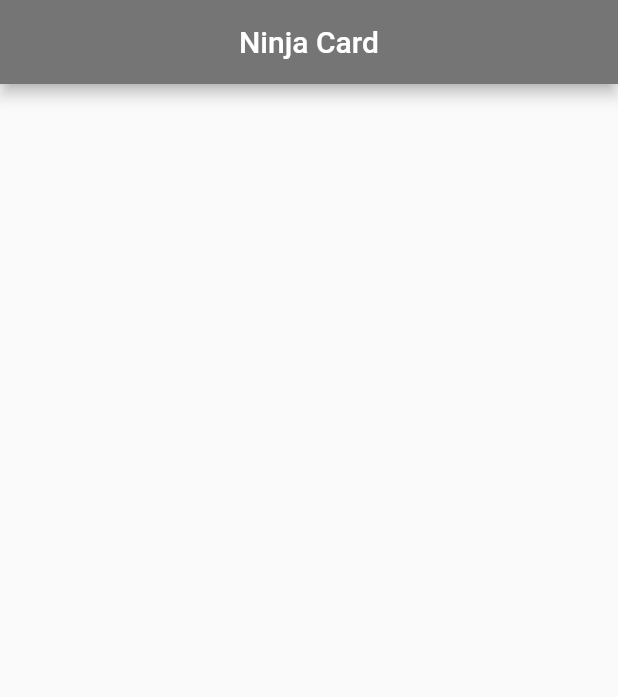
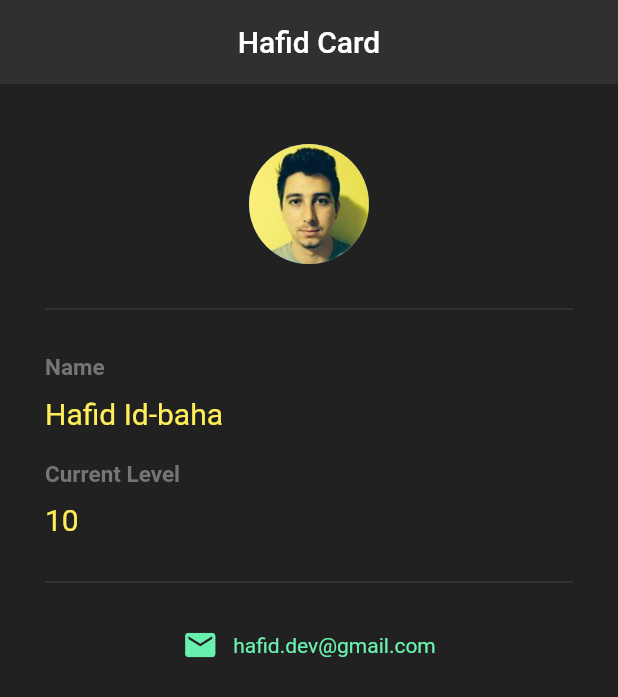
Before and after one commit to hafidid-baha/flutter-tuto, a Flutter app: the screen it shows after launch, on a phone screen of 412 x 824 dp. Shown: the top 697 px of the screen. Run offline on Flutter 3.47's test engine with Material 2 defaults, Android fonts, the phone set to English and light mode, and no system bars.

Commit message:
create hafid card application

```diff
--- a/ninjacard/lib/main.dart
+++ b/ninjacard/lib/main.dart
@@ -8,10 +8,85 @@ class Card extends StatelessWidget {
   Widget build(BuildContext context) {
     return MaterialApp(
       home: Scaffold(
+        backgroundColor: Colors.grey[900],
         appBar: AppBar(
-          title: Text("Ninja Card"),
+          title: Text("Hafid Card"),
           centerTitle: true,
-          backgroundColor: Colors.grey[600],
+          backgroundColor: Colors.grey[850],
+          elevation: 0.0,
+        ),
+        body: Padding(
+          padding: const EdgeInsets.fromLTRB(30, 40, 30, 40),
+          child: Column(
+            crossAxisAlignment: CrossAxisAlignment.start,
+            children: [
+              Center(
+                child: CircleAvatar(
+                  backgroundImage: AssetImage('assets/user.jpg'),
+                  radius: 40,
+                ),
+              ),
+              Divider(
+                height: 60,
+                color: Colors.grey[800],
+              ),
+              Text(
+                "Name",
+                style: TextStyle(
+                  fontWeight: FontWeight.bold,
+                  color: Colors.grey[600],
+                  fontSize: 15,
+                ),
+              ),
+              SizedBox(height: 10),
+              Text(
+                "Hafid Id-baha",
+                style: TextStyle(
+                  fontWeight: FontWeight.normal,
+                  color: Colors.yellow[400],
+                  fontSize: 20,
+                ),
+              ),
+              SizedBox(height: 20),
+              Text(
+                "Current Level",
+                style: TextStyle(
+                  fontWeight: FontWeight.bold,
+                  color: Colors.grey[600],
+                  fontSize: 15,
+                ),
+              ),
+              SizedBox(height: 10),
+              Text(
+                "10",
+                style: TextStyle(
+                  fontWeight: FontWeight.normal,
+                  color: Colors.yellow[400],
+                  fontSize: 20,
+                ),
+              ),
+              Divider(
+                height: 60,
+                color: Colors.grey[800],
+              ),
+              Row(
+                mainAxisAlignment: MainAxisAlignment.center,
+                children: [
+                  Icon(
+                    Icons.mail,
+                    color: Colors.greenAccent,
+                  ),
+                  SizedBox(width: 10),
+                  Text(
+                      "hafid.dev@gmail.com",
+                      style:TextStyle(
+                        color: Colors.greenAccent,
+                      ),
+                  ),
+                ],
+              )
+            ],
+          ),
         ),
       ),
     );
--- a/ninjacard/pubspec.yaml
+++ b/ninjacard/pubspec.yaml
@@ -45,9 +45,8 @@ flutter:
   uses-material-design: true
 
   # To add assets to your application, add an assets section, like this:
-  # assets:
-  #   - images/a_dot_burr.jpeg
-  #   - images/a_dot_ham.jpeg
+  assets:
+   - assets/user.jpg
 
   # An image asset can refer to one or more resolution-specific "variants", see
   # https://flutter.dev/assets-and-images/#resolution-aware.
```
Also changed, not shown: ninjacard/assets/user.jpg (added).
